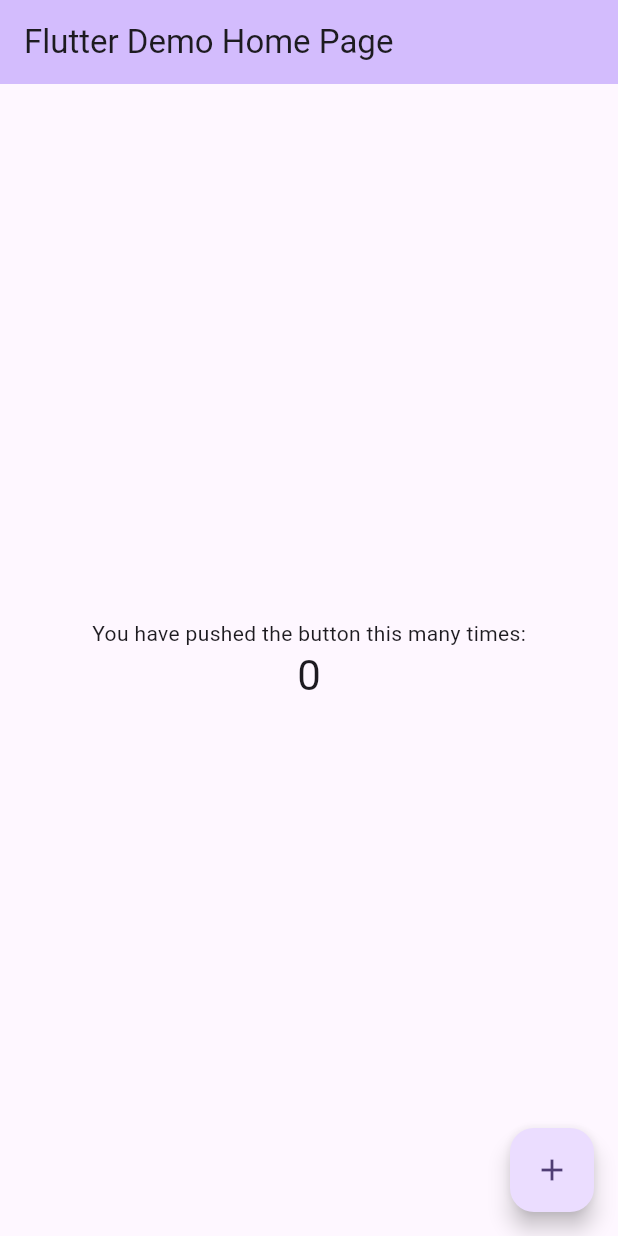
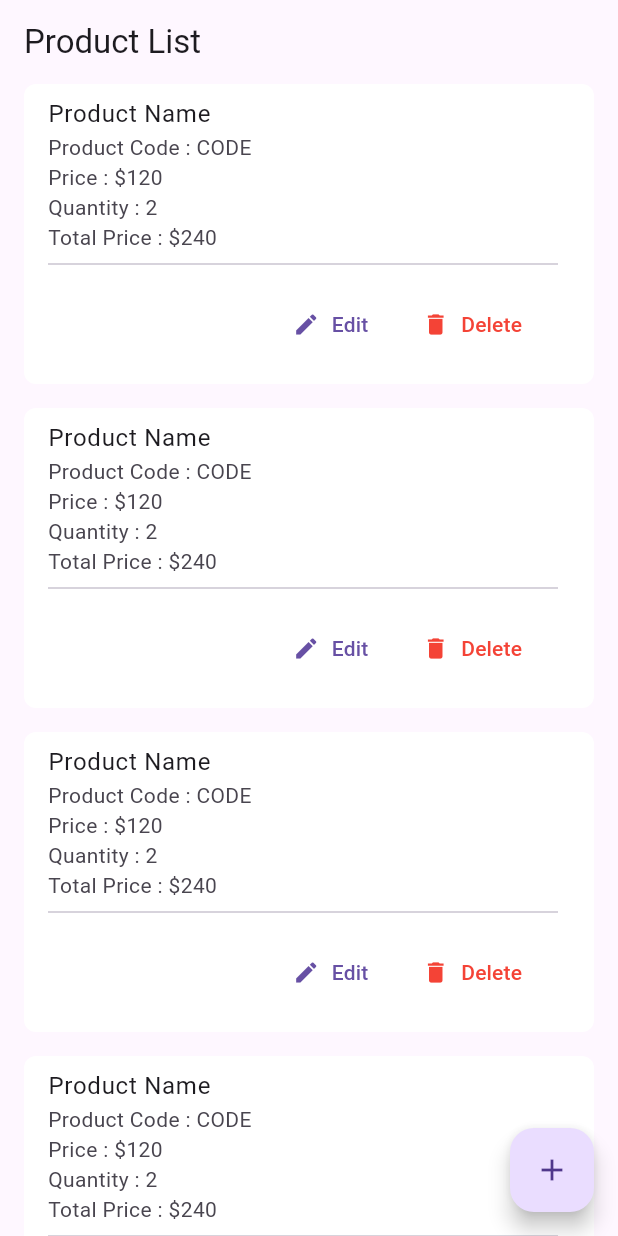
Before and after one commit to SEC-MASUM/flutter_live_class, a Flutter app: the screen it shows after launch, on a phone screen of 412 x 824 dp. Run offline on Flutter 3.47's test engine with Material 3 defaults, Android fonts, the phone set to English and light mode, and no system bars.

Commit message:
create product list screen, show static product list item.

```diff
--- /dev/null
+++ b/lib/app.dart
@@ -0,0 +1,14 @@
+import 'package:flutter/material.dart';
+import 'package:flutter_live_class/screens/product_list_screen.dart';
+
+class CrudApp extends StatelessWidget {
+  const CrudApp({super.key});
+
+  @override
+  Widget build(BuildContext context) {
+    return const MaterialApp(
+      title: "CRUD App",
+      home: ProductListScreen(),
+    );
+  }
+}
--- a/lib/main.dart
+++ b/lib/main.dart
@@ -1,125 +1,6 @@
-import 'package:flutter/material.dart';
+import 'package:flutter/cupertino.dart';
+import 'package:flutter_live_class/app.dart';
 
 void main() {
-  runApp(const MyApp());
+  runApp(const CrudApp());
 }
-
-class MyApp extends StatelessWidget {
-  const MyApp({super.key});
-
-  // This widget is the root of your application.
-  @override
-  Widget build(BuildContext context) {
-    return MaterialApp(
-      title: 'Flutter Demo',
-      theme: ThemeData(
-        // This is the theme of your application.
-        //
-        // TRY THIS: Try running your application with "flutter run". You'll see
-        // the application has a purple toolbar. Then, without quitting the app,
-        // try changing the seedColor in the colorScheme below to Colors.green
-        // and then invoke "hot reload" (save your changes or press the "hot
-        // reload" button in a Flutter-supported IDE, or press "r" if you used
-        // the command line to start the app).
-        //
-        // Notice that the counter didn't reset back to zero; the application
-        // state is not lost during the reload. To reset the state, use hot
-        // restart instead.
-        //
-        // This works for code too, not just values: Most code changes can be
-        // tested with just a hot reload.
-        colorScheme: ColorScheme.fromSeed(seedColor: Colors.deepPurple),
-        useMaterial3: true,
-      ),
-      home: const MyHomePage(title: 'Flutter Demo Home Page'),
-    );
-  }
-}
-
-class MyHomePage extends StatefulWidget {
-  const MyHomePage({super.key, required this.title});
-
-  // This widget is the home page of your application. It is stateful, meaning
-  // that it has a State object (defined below) that contains fields that affect
-  // how it looks.
-
-  // This class is the configuration for the state. It holds the values (in this
-  // case the title) provided by the parent (in this case the App widget) and
-  // used by the build method of the State. Fields in a Widget subclass are
-  // always marked "final".
-
-  final String title;
-
-  @override
-  State<MyHomePage> createState() => _MyHomePageState();
-}
-
-class _MyHomePageState extends State<MyHomePage> {
-  int _counter = 0;
-
-  void _incrementCounter() {
-    setState(() {
-      // This call to setState tells the Flutter framework that something has
-      // changed in this State, which causes it to rerun the build method below
-      // so that the display can reflect the updated values. If we changed
-      // _counter without calling setState(), then the build method would not be
-      // called again, and so nothing would appear to happen.
-      _counter++;
-    });
-  }
-
-  @override
-  Widget build(BuildContext context) {
-    // This method is rerun every time setState is called, for instance as done
-    // by the _incrementCounter method above.
-    //
-    // The Flutter framework has been optimized to make rerunning build methods
-    // fast, so that you can just rebuild anything that needs updating rather
-    // than having to individually change instances of widgets.
-    return Scaffold(
-      appBar: AppBar(
-        // TRY THIS: Try changing the color here to a specific color (to
-        // Colors.amber, perhaps?) and trigger a hot reload to see the AppBar
-        // change color while the other colors stay the same.
-        backgroundColor: Theme.of(context).colorScheme.inversePrimary,
-        // Here we take the value from the MyHomePage object that was created by
-        // the App.build method, and use it to set our appbar title.
-        title: Text(widget.title),
-      ),
-      body: Center(
-        // Center is a layout widget. It takes a single child and positions it
-        // in the middle of the parent.
-        child: Column(
-          // Column is also a layout widget. It takes a list of children and
-          // arranges them vertically. By default, it sizes itself to fit its
-          // children horizontally, and tries to be as tall as its parent.
-          //
-          // Column has various properties to control how it sizes itself and
-          // how it positions its children. Here we use mainAxisAlignment to
-          // center the children vertically; the main axis here is the vertical
-          // axis because Columns are vertical (the cross axis would be
-          // horizontal).
-          //
-          // TRY THIS: Invoke "debug painting" (choose the "Toggle Debug Paint"
-          // action in the IDE, or press "p" in the console), to see the
-          // wireframe for each widget.
-          mainAxisAlignment: MainAxisAlignment.center,
-          children: <Widget>[
-            const Text(
-              'You have pushed the button this many times:',
-            ),
-            Text(
-              '$_counter',
-              style: Theme.of(context).textTheme.headlineMedium,
-            ),
-          ],
-        ),
-      ),
-      floatingActionButton: FloatingActionButton(
-        onPressed: _incrementCounter,
-        tooltip: 'Increment',
-        child: const Icon(Icons.add),
-      ), // This trailing comma makes auto-formatting nicer for build methods.
-    );
-  }
-}
--- /dev/null
+++ b/lib/screens/product_list_screen.dart
@@ -0,0 +1,36 @@
+import 'package:flutter/material.dart';
+import 'package:flutter_live_class/widgets/product_item.dart';
+
+class ProductListScreen extends StatefulWidget {
+  const ProductListScreen({super.key});
+
+  @override
+  State<ProductListScreen> createState() => _ProductListScreenState();
+}
+
+class _ProductListScreenState extends State<ProductListScreen> {
+  @override
+  Widget build(BuildContext context) {
+    return Scaffold(
+      appBar: AppBar(
+        title: const Text("Product List"),
+      ),
+      body: Padding(
+        padding: const EdgeInsets.symmetric(horizontal: 16.0),
+        child: ListView.separated(
+          itemCount: 20,
+          itemBuilder: (context, index) {
+            return const ProductItem();
+          },
+          separatorBuilder: (context, index) {
+            return const SizedBox(height: 16);
+          },
+        ),
+      ),
+      floatingActionButton: FloatingActionButton(
+        onPressed: () {},
+        child: const Icon(Icons.add),
+      ),
+    );
+  }
+}
--- /dev/null
+++ b/lib/widgets/product_item.dart
@@ -0,0 +1,48 @@
+import 'package:flutter/material.dart';
+
+class ProductItem extends StatelessWidget {
+  const ProductItem({
+    super.key,
+  });
+
+  @override
+  Widget build(BuildContext context) {
+    return ListTile(
+      shape: RoundedRectangleBorder(
+        borderRadius: BorderRadius.circular(8),
+      ),
+      title: const Text("Product Name"),
+      tileColor: Colors.white,
+      subtitle: Column(
+        crossAxisAlignment: CrossAxisAlignment.start,
+        children: [
+          const Text("Product Code : CODE"),
+          const Text("Price : \$120"),
+          const Text("Quantity : 2"),
+          const Text("Total Price : \$240"),
+          const Divider(),
+          ButtonBar(
+            children: [
+              TextButton.icon(
+                onPressed: () {},
+                icon: const Icon(Icons.edit),
+                label: const Text("Edit"),
+              ),
+              TextButton.icon(
+                onPressed: () {},
+                icon: const Icon(
+                  Icons.delete,
+                  color: Colors.red,
+                ),
+                label: const Text(
+                  "Delete",
+                  style: TextStyle(color: Colors.red),
+                ),
+              ),
+            ],
+          ),
+        ],
+      ),
+    );
+  }
+}
```
Also changed, not shown: lib/screens/add_new_product_screen.dart (added), 1 other file.
